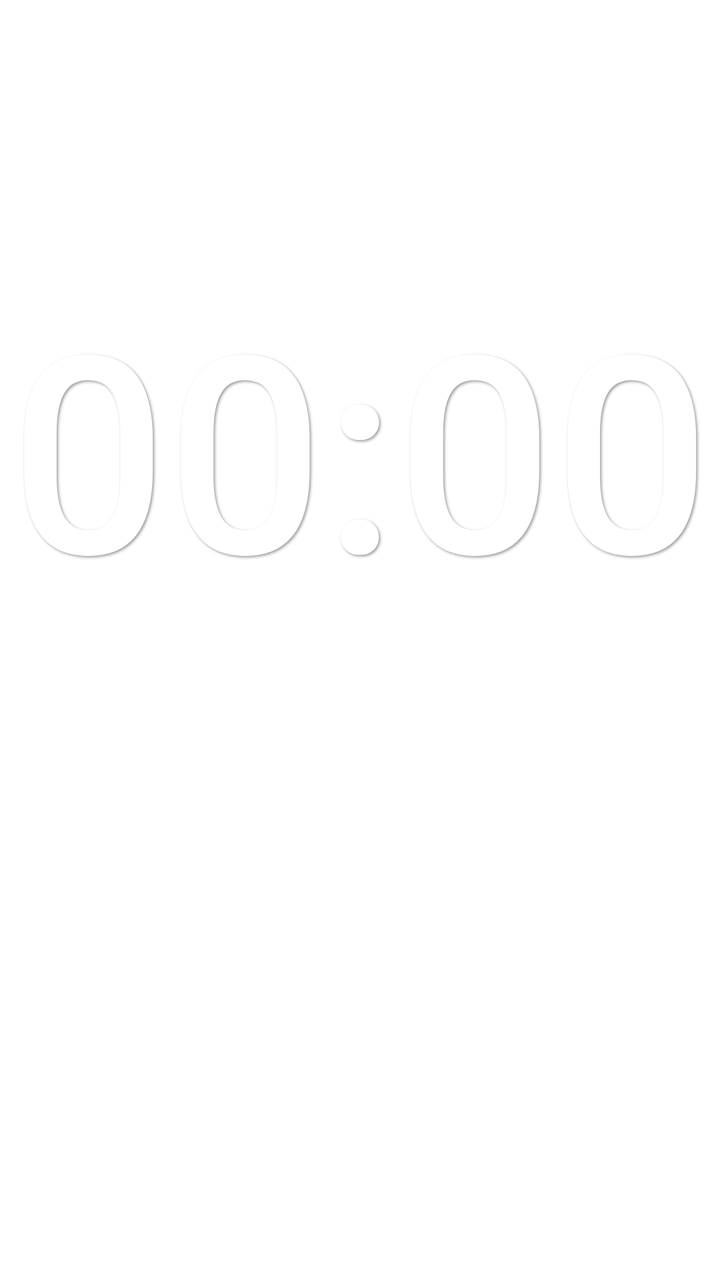
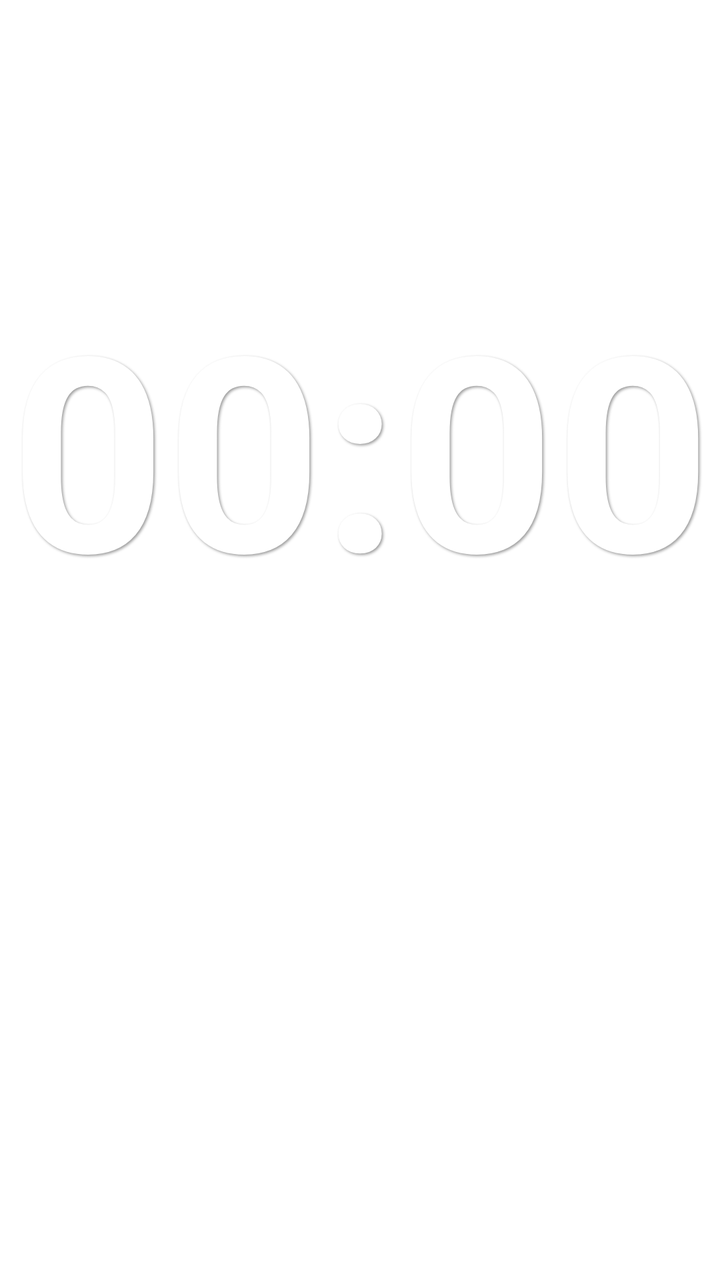

Before-and-after screenshots of an Android layout around one commit, followed by the original layout XML and the change that was made.
<!-- AndroidManifest.xml: fallback theme Theme.MaterialComponents.DayNight.NoActionBar -->
<!-- res/layout/widget_clock.xml -->
<?xml version="1.0" encoding="utf-8"?>
<LinearLayout xmlns:android="http://schemas.android.com/apk/res/android"
    android:id="@+id/widget_root"
    android:layout_width="match_parent"
    android:layout_height="match_parent"
    android:gravity="center"
    android:orientation="vertical"
    android:padding="4dp">

    
    <TextClock
        android:id="@+id/txt_time"
        android:fontFeatureSettings="tnum"
        android:fontFamily="sans-serif-medium"
        android:layout_width="match_parent"
        android:layout_height="0dp"
        android:layout_weight="5"
        android:autoSizeMaxTextSize="300sp"
        android:autoSizeMinTextSize="8sp"
        android:autoSizeStepGranularity="1sp"
        android:autoSizeTextType="uniform"
        android:format12Hour="HH:mm"
        android:format24Hour="HH:mm"
        android:gravity="center"
        android:includeFontPadding="false"
        android:maxLines="1"
        android:shadowColor="#66000000"
        android:shadowDx="2"
        android:shadowDy="2"
        android:shadowRadius="3"
        android:textColor="#FFFFFF"
         />
     

    
    <TextView
        android:id="@+id/txt_date"
        android:fontFamily="sans-serif-medium"
        android:layout_width="match_parent"
        android:layout_height="0dp"
        android:layout_weight="2"
        android:autoSizeMaxTextSize="200sp"
        android:autoSizeMinTextSize="6sp"
        android:autoSizeStepGranularity="1sp"
        android:autoSizeTextType="uniform"
        android:gravity="center"
        android:includeFontPadding="false"
        android:maxLines="1"
        android:shadowColor="#66000000"
        android:shadowDx="2"
        android:shadowDy="2"
        android:shadowRadius="3"
        android:textColor="#FFFFFF"
         />
     

</LinearLayout>
<!-- resources referenced by this layout -->
<resources>

</resources>

<!-- the commit's change to res/layout/widget_clock.xml (unified diff, before → after) -->
@@ -11,7 +11,8 @@
     <TextClock
         android:id="@+id/txt_time"
         android:fontFeatureSettings="tnum"
-        android:fontFamily="sans-serif-medium"
+        android:fontFamily="sans-serif"
+        android:textStyle="bold"
         android:layout_width="match_parent"
         android:layout_height="0dp"
         android:layout_weight="5"
